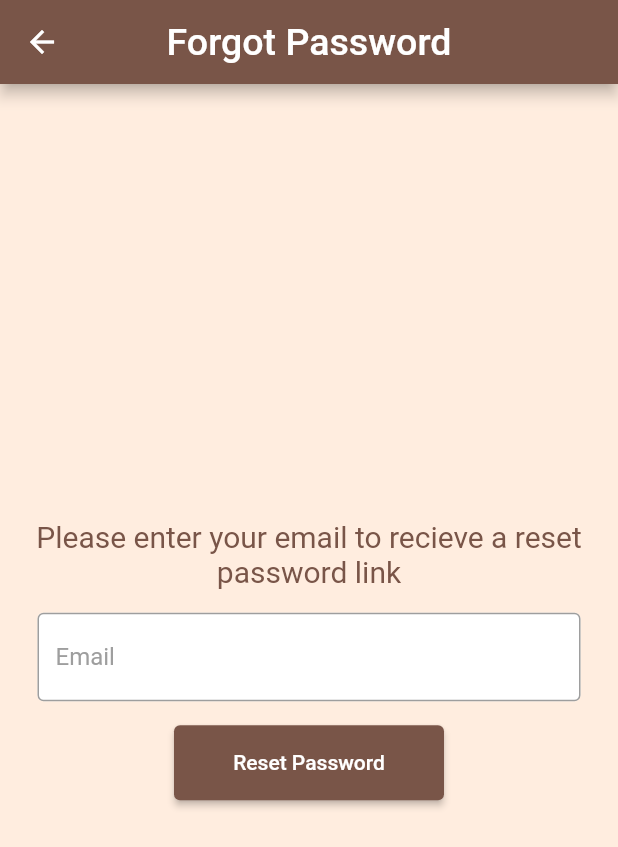
After one commit to zmojab/RockID, a Flutter app: the screen it shows after launch, after a tap on "Forgot Password?", on a phone screen of 412 x 824 dp. The commit adds this screen. Shown: the top 847 px of the screen. Run offline on Flutter 3.47's test engine with Material 2 defaults, Android fonts, the phone set to English and light mode, and no system bars; our stand-ins replace cloud_firestore, firebase_auth, firebase_core, firebase_storage, geocoding, geolocator and 4 more; missing offline and left inert: tflite_flutter, tflite_flutter_helper; accounts and stored records are empty.

Commit message:
added smaller models and forgot password page

```diff
--- /dev/null
+++ b/rockid/lib/pages/forgot_password_page.dart
@@ -0,0 +1,82 @@
+import 'package:firebase_auth/firebase_auth.dart';
+import 'package:flutter/material.dart';
+import '../components/my_textfield.dart';
+
+class ForgotPasswordPage extends StatefulWidget {
+  const ForgotPasswordPage({Key? key}) : super(key: key);
+
+  @override
+  _ForgotPasswordPageState createState() => _ForgotPasswordPageState();
+}
+
+class _ForgotPasswordPageState extends State<ForgotPasswordPage> {
+  final _emailController = TextEditingController();
+
+  @override
+  void dispose() {
+    _emailController.dispose();
+    super.dispose();
+  }
+
+  Future ResetPAssword() async {
+    try {
+      await FirebaseAuth.instance
+          .sendPasswordResetEmail(email: _emailController.text.trim());
+      ScaffoldMessenger.of(context).showSnackBar(
+        const SnackBar(content: Text('The email has been succesfully sent')),
+      );
+    } on FirebaseAuthException catch (e) {
+      print(e);
+      ScaffoldMessenger.of(context).showSnackBar(
+        SnackBar(content: Text(e.message.toString())),
+      );
+    }
+  }
+
+  @override
+  Widget build(BuildContext context) {
+    return Scaffold(
+      backgroundColor: Color.fromARGB(255, 255, 237, 223),
+      appBar: AppBar(
+        title: Text(
+          'Forgot Password',
+          style: TextStyle(fontSize: 25),
+        ),
+        centerTitle: true,
+        actions: [],
+        backgroundColor: Colors.brown,
+      ),
+      body: Center(
+        child: Column(
+          mainAxisAlignment: MainAxisAlignment.center,
+          children: [
+            Text(
+              "Please enter your email to recieve a reset password link",
+              textAlign: TextAlign.center,
+              style: TextStyle(fontSize: 20, color: Colors.brown),
+            ),
+            SizedBox(height: 16.0),
+            MyTextField(
+              controller: _emailController,
+              hintText: 'Email',
+              obscureText: false,
+            ),
+            SizedBox(height: 16.0),
+            ElevatedButton(
+              onPressed: () {
+                ResetPAssword();
+              },
+              style: ElevatedButton.styleFrom(
+                fixedSize: const Size(180, 50),
+                backgroundColor: Colors.brown,
+              ),
+              child: Text(
+                'Reset Password',
+              ),
+            ),
+          ],
+        ),
+      ),
+    );
+  }
+}
--- a/rockid/lib/pages/login_page.dart
+++ b/rockid/lib/pages/login_page.dart
@@ -4,6 +4,7 @@ import 'package:rockid/components/my_button.dart';
 import 'package:rockid/components/my_textfield.dart';
 import 'package:rockid/services/auth_service.dart';
 import '../components/square_tile.dart';
+import 'forgot_password_page.dart';
 
 class LoginPage extends StatefulWidget {
   final Function()? onTap;
@@ -114,6 +115,30 @@ class _LoginPageState extends State<LoginPage> {
                     const SizedBox(
                       height: 10,
                     ),
+                    Padding(
+                      padding: const EdgeInsets.symmetric(horizontal: 25.0),
+                      child: Row(
+                        mainAxisAlignment: MainAxisAlignment.end,
+                        children: [
+                          GestureDetector(
+                            onTap: () {
+                              Navigator.push(
+                                context,
+                                MaterialPageRoute(
+                                    builder: (context) => ForgotPasswordPage()),
+                              );
+                            },
+                            child: Text(
+                              'Forgot Password?',
+                              style: TextStyle(
+                                  color: Colors.brown,
+                                  fontSize: 20,
+                                  fontWeight: FontWeight.bold),
+                            ),
+                          ),
+                        ],
+                      ),
+                    ),
 
                     const SizedBox(height: 25),
                     MyButton(
```
Also changed, not shown: rockid/assets/polishedLabels.txt (+15 -19 lines), rockid/lib/pages/camera_page.dart (+26 -25 lines), rockid/lib/pages/profile_page.dart (+11 -1 lines), 2 other files.
